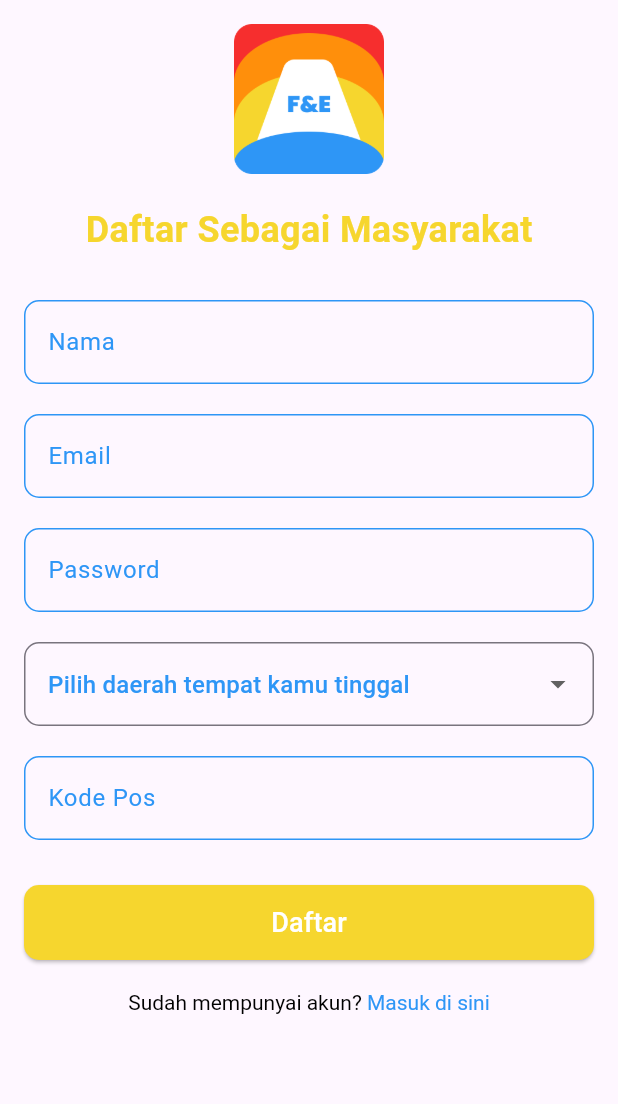
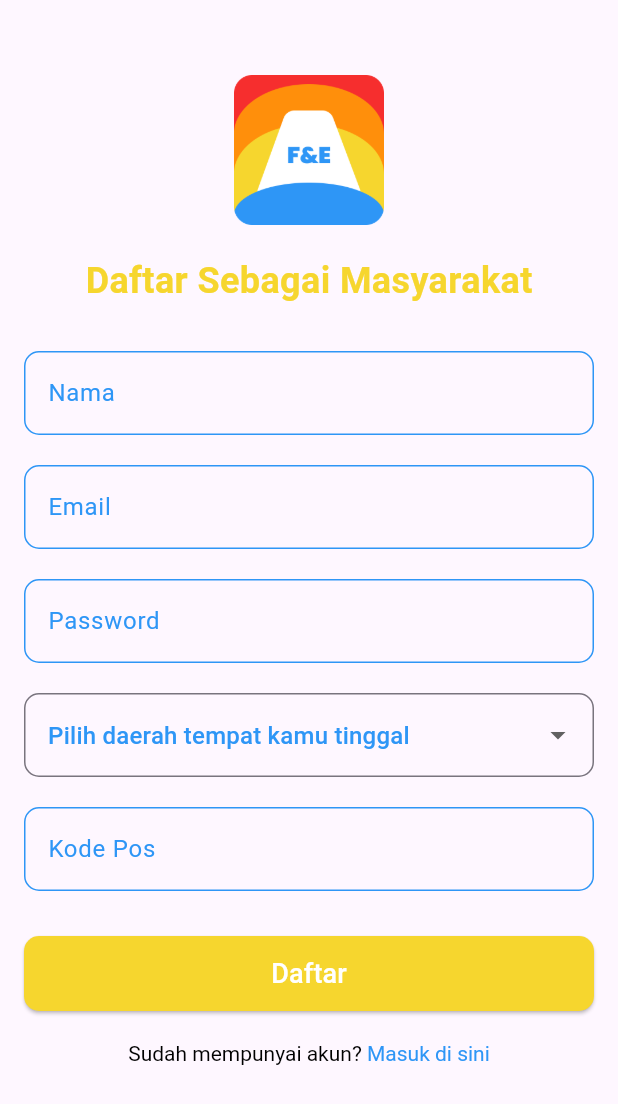
Before and after one commit to Drasticia/FirstAppMobile, a Flutter app: the RegisterScreen screen opened directly, on a phone screen of 412 x 824 dp. Shown: the top 1104 px of the screen. Run offline on Flutter 3.47's test engine with Material 3 defaults, Android fonts, the light colour scheme and no system bars; our stand-ins replace firebase_auth, firebase_core, geocoding, geolocator, google_nav_bar; accounts and stored records are empty; network calls fail.

Commit message:
Updatte Baru
update di disaster sacreen, login_screen, register_screen, sama reScreen

```diff
--- a/apptubes/lib/screen/login_screen.dart
+++ b/apptubes/lib/screen/login_screen.dart
@@ -51,6 +51,7 @@ class _LoginScreenState extends State<LoginScreen> with SingleTickerProviderStat
   @override
   Widget build(BuildContext context) {
     return Scaffold(
+      resizeToAvoidBottomInset: false,
       body: SlideTransition(
         position: _offsetAnimation,
         child: Padding(
--- a/apptubes/lib/screen/regScreen.dart
+++ b/apptubes/lib/screen/regScreen.dart
@@ -1,3 +1,4 @@
+
 import 'package:apptubes/models/firebase_auth/authentication.dart';
 import 'package:firebase_auth/firebase_auth.dart';
 import 'package:flutter/material.dart';
--- a/apptubes/lib/screen/register_screen.dart
+++ b/apptubes/lib/screen/register_screen.dart
@@ -38,7 +38,7 @@ class _RegisterScreenState extends State<RegisterScreen> {
   Widget build(BuildContext context) {
     return Scaffold(
       body: Padding(
-        padding: const EdgeInsets.all(16.0),
+        padding: const EdgeInsets.symmetric(horizontal: 16, vertical: 50),
         child: SingleChildScrollView(
           child: Column(
             mainAxisAlignment: MainAxisAlignment.center,
```
Also changed, not shown: apptubes/lib/screen/disasterscreen.dart (+11 -1 lines).
